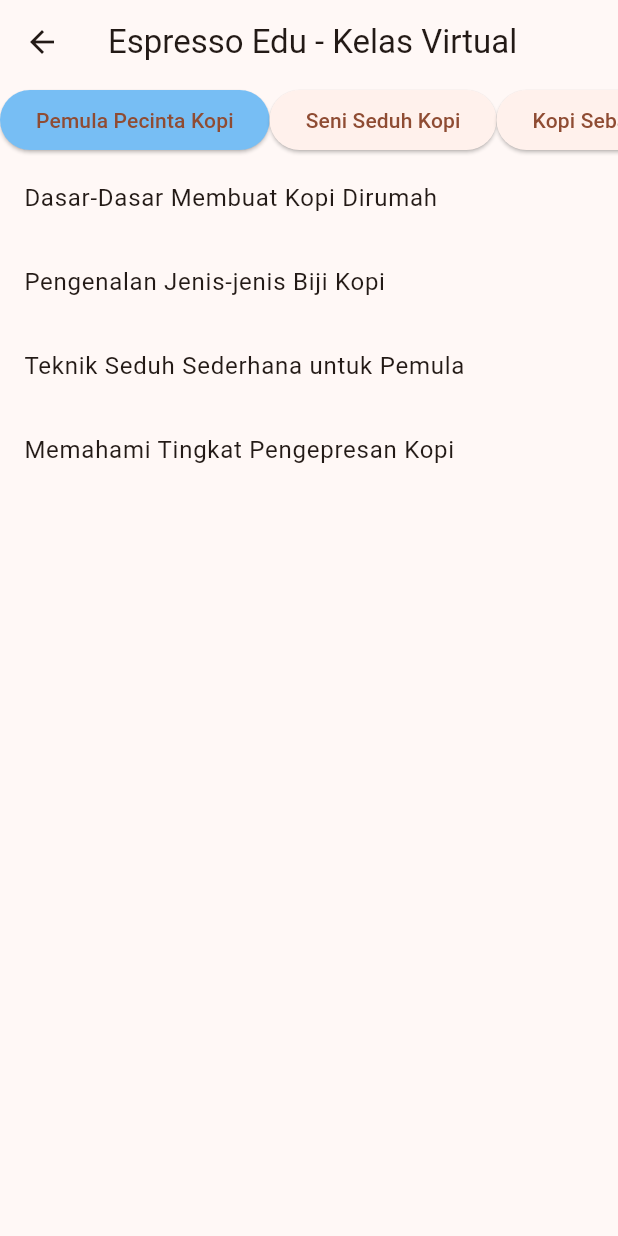
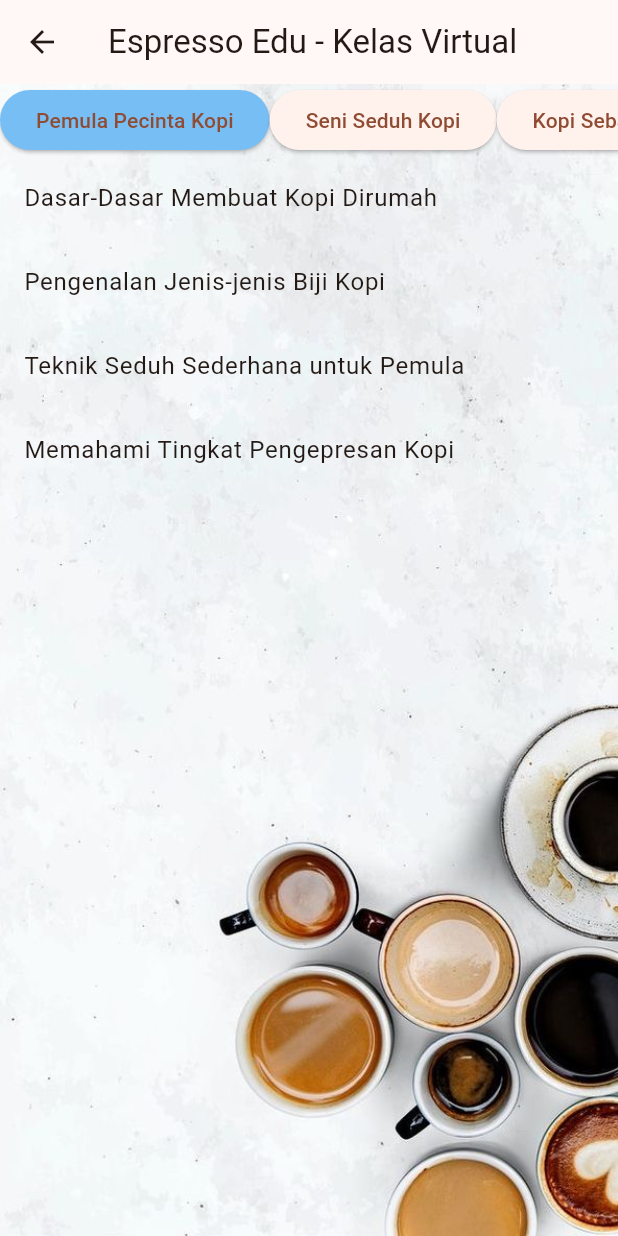
Before and after one commit to silvianurb/uts_silvianurb_mobile2, a Flutter app: the screen it shows after launch, after a tap on "Kelas Virtual", on a phone screen of 412 x 824 dp. Run offline on Flutter 3.47's test engine with Material 3 defaults, Android fonts, the phone set to English and light mode, and no system bars; our stand-ins replace animated_splash_screen, dio, flutter_bloc, lottie; network calls fail.

Commit message:
baru nich

```diff
--- /dev/null
+++ b/devtools_options.yaml
@@ -0,0 +1 @@
+extensions:
--- a/lib/home.dart
+++ b/lib/home.dart
@@ -48,7 +48,15 @@
           ),
         ),
       ),
-      body: GridView.count(
+      body: Container(
+        decoration: BoxDecoration(
+          image: DecorationImage(
+            image: AssetImage(
+                "assets/download.jpeg"), // Ganti dengan path gambar yang sesuai
+            fit: BoxFit.cover,
+          ),
+        ),
+        child: GridView.count(
           padding: const EdgeInsets.all(25),
           crossAxisCount: 2,
           children: <Widget>[
@@ -220,6 +228,7 @@
             ),
           ],
         ),
+      ),
     );
   }
 }
--- a/lib/kelas_screen.dart
+++ b/lib/kelas_screen.dart
@@ -16,7 +16,15 @@
       appBar: AppBar(
         title: const Text('Espresso Edu - Kelas Virtual'),
       ),
-      body: Column(
+      body: Container(
+        decoration: BoxDecoration(
+          image: DecorationImage(
+            image: AssetImage(
+                "assets/download.jpeg"), // Ganti dengan path gambar yang sesuai
+            fit: BoxFit.cover,
+          ),
+        ),
+        child: Column(
           children: [
             SingleChildScrollView(
               scrollDirection: Axis.horizontal,
@@ -26,6 +34,7 @@
               child: _buildClassList(),
             ),
           ],
+        ),
       ),
     );
   }
--- a/pubspec.yaml
+++ b/pubspec.yaml
@@ -67,6 +67,7 @@
   assets:
   - assets/Animation_splash.json
   - assets/Animation_drawer.json
+  - assets/download.jpeg
   #   - images/a_dot_ham.jpeg
 
   # An image asset can refer to one or more resolution-specific "variants", see
```
Also changed, not shown: lib/artikel_screen.dart (+9 -1 lines), lib/jenis_screen.dart (+10 -1 lines), lib/kuis_screen.dart (+64 -3 lines), lib/sejarah_screen.dart (+10 -1 lines), assets/download.jpeg (added), 1 other file. Lines whose indentation alone changed are shown as unchanged.
